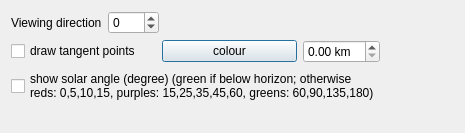
Before: the Qt Designer form mslib/msui/ui_remotesensing_dockwidget.ui in Open-MSS/MSS, drawn with Qt 5.
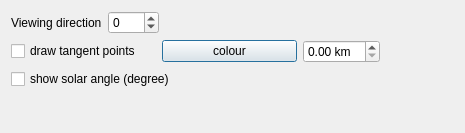
After: the same form once the commit is applied.

What changed in the file:
```diff
--- a/mslib/msui/ui_remotesensing_dockwidget.ui
+++ b/mslib/msui/ui_remotesensing_dockwidget.ui
@@ -133,8 +133,7 @@
         </size>
        </property>
        <property name="text">
-        <string>show solar angle (degree) (green if below horizon; otherwise
-reds: 0,5,10,15, purples: 15,25,35,45,60, greens: 60,90,135,180)</string>
+        <string>show solar angle (degree)</string>
        </property>
       </widget>
      </item>
```
Left out of the diff: 11 changed lines with no effect on the pictures.
